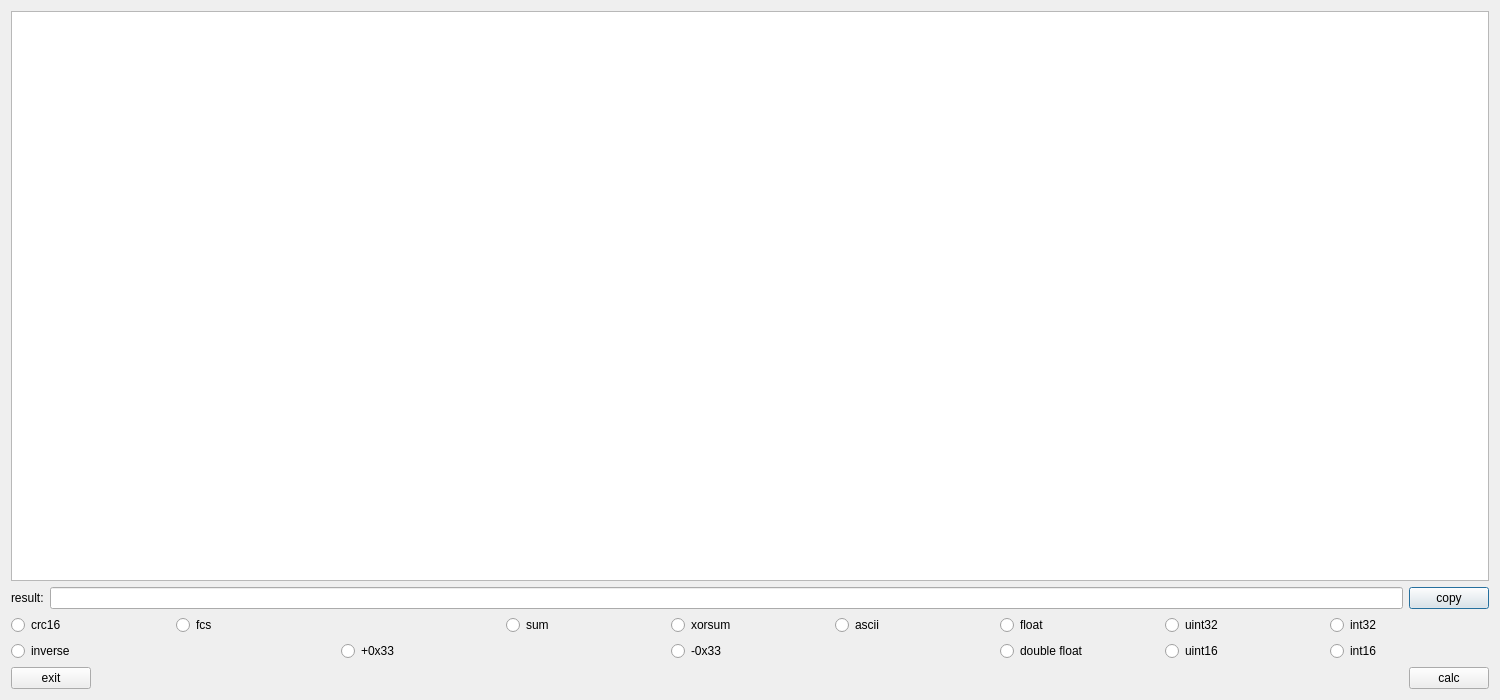
Qt form ui/toolsdialog.ui (freudshow/qsvr) before a commit.
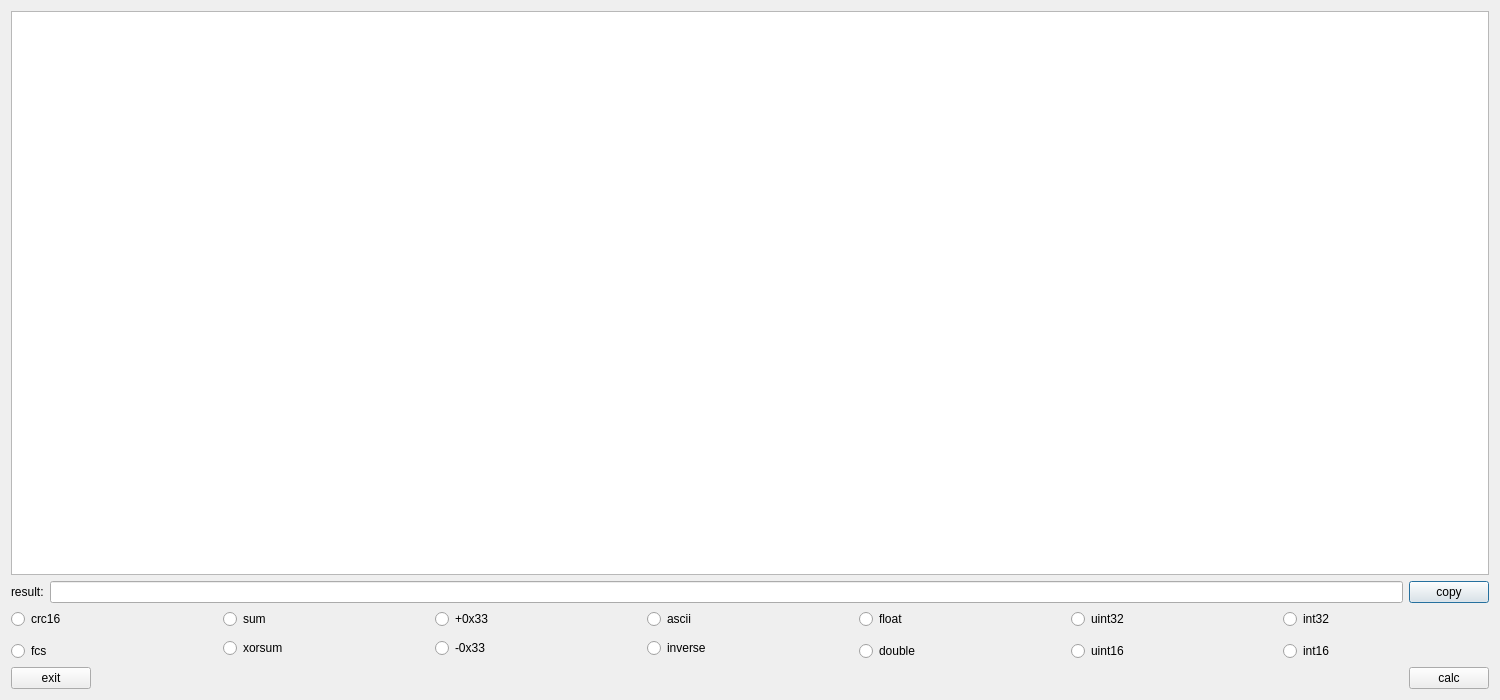
The same form after that commit.

Commit message: rearrange layout

The edit to the form file:
```diff
--- a/ui/toolsdialog.ui
+++ b/ui/toolsdialog.ui
@@ -60,17 +60,7 @@
        </attribute>
       </widget>
      </item>
-     <item row="0" column="1" colspan="2">
-      <widget class="QRadioButton" name="rbtn_fcs">
-       <property name="text">
-        <string>fcs</string>
-       </property>
-       <attribute name="buttonGroup">
-        <string notr="true">rbtnGroup_calc</string>
-       </attribute>
-      </widget>
-     </item>
-     <item row="0" column="3">
+     <item row="0" column="1">
       <widget class="QRadioButton" name="rbtn_sum">
        <property name="text">
         <string>sum</string>
@@ -80,17 +70,17 @@
        </attribute>
       </widget>
      </item>
-     <item row="0" column="4">
-      <widget class="QRadioButton" name="rbtn_xorsum">
+     <item row="0" column="2">
+      <widget class="QRadioButton" name="rbtn_add0x33">
        <property name="text">
-        <string>xorsum</string>
+        <string>+0x33</string>
        </property>
        <attribute name="buttonGroup">
         <string notr="true">rbtnGroup_calc</string>
        </attribute>
       </widget>
      </item>
-     <item row="0" column="5">
+     <item row="0" column="3">
       <widget class="QRadioButton" name="rbtn_ascii">
        <property name="text">
         <string>ascii</string>
@@ -100,7 +90,7 @@
        </attribute>
       </widget>
      </item>
-     <item row="0" column="6">
+     <item row="0" column="4">
       <widget class="QRadioButton" name="rbtn_float">
        <property name="text">
         <string>float</string>
@@ -110,7 +100,7 @@
        </attribute>
       </widget>
      </item>
-     <item row="0" column="7">
+     <item row="0" column="5">
       <widget class="QRadioButton" name="rbtn_uint32">
        <property name="text">
         <string>uint32</string>
@@ -120,7 +110,7 @@
        </attribute>
       </widget>
      </item>
-     <item row="0" column="8">
+     <item row="0" column="6">
       <widget class="QRadioButton" name="rbtn_int32">
        <property name="text">
         <string>int32</string>
@@ -130,27 +120,17 @@
        </attribute>
       </widget>
      </item>
-     <item row="1" column="0" colspan="2">
-      <widget class="QRadioButton" name="rbtn_inverse">
+     <item row="1" column="1" rowspan="2">
+      <widget class="QRadioButton" name="rbtn_xorsum">
        <property name="text">
-        <string>inverse</string>
+        <string>xorsum</string>
        </property>
        <attribute name="buttonGroup">
         <string notr="true">rbtnGroup_calc</string>
        </attribute>
       </widget>
      </item>
-     <item row="1" column="2" colspan="2">
-      <widget class="QRadioButton" name="rbtn_add0x33">
-       <property name="text">
-        <string>+0x33</string>
-       </property>
-       <attribute name="buttonGroup">
-        <string notr="true">rbtnGroup_calc</string>
-       </attribute>
-      </widget>
-     </item>
-     <item row="1" column="4">
+     <item row="1" column="2" rowspan="2">
       <widget class="QRadioButton" name="rbtn_minus0x33">
        <property name="text">
         <string>-0x33</string>
@@ -160,17 +140,37 @@
        </attribute>
       </widget>
      </item>
-     <item row="1" column="6">
+     <item row="1" column="3" rowspan="2" colspan="2">
+      <widget class="QRadioButton" name="rbtn_inverse">
+       <property name="text">
+        <string>inverse</string>
+       </property>
+       <attribute name="buttonGroup">
+        <string notr="true">rbtnGroup_calc</string>
+       </attribute>
+      </widget>
+     </item>
+     <item row="2" column="0">
+      <widget class="QRadioButton" name="rbtn_fcs">
+       <property name="text">
+        <string>fcs</string>
+       </property>
+       <attribute name="buttonGroup">
+        <string notr="true">rbtnGroup_calc</string>
+       </attribute>
+      </widget>
+     </item>
+     <item row="2" column="4">
       <widget class="QRadioButton" name="rbtn_doubleFloat">
        <property name="text">
-        <string>double float</string>
+        <string>double</string>
        </property>
        <attribute name="buttonGroup">
         <string notr="true">rbtnGroup_calc</string>
        </attribute>
       </widget>
      </item>
-     <item row="1" column="7">
+     <item row="2" column="5">
       <widget class="QRadioButton" name="rbtn_uint16">
        <property name="text">
         <string>uint16</string>
@@ -180,7 +180,7 @@
        </attribute>
       </widget>
      </item>
-     <item row="1" column="8">
+     <item row="2" column="6">
       <widget class="QRadioButton" name="rbtn_int16">
        <property name="text">
         <string>int16</string>
```
